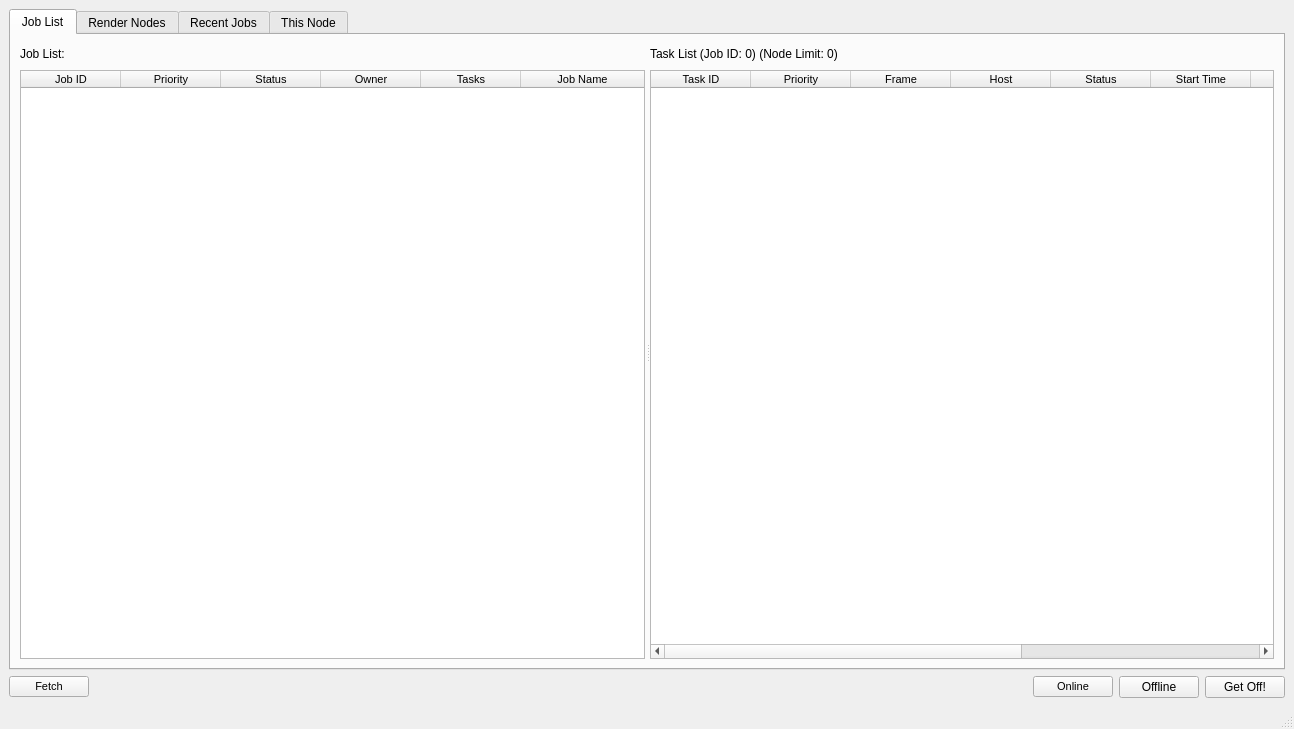
Before: the Qt Designer form ui/UI_FarmView.ui in david2777/DPS_Hydra, drawn with Qt 5.
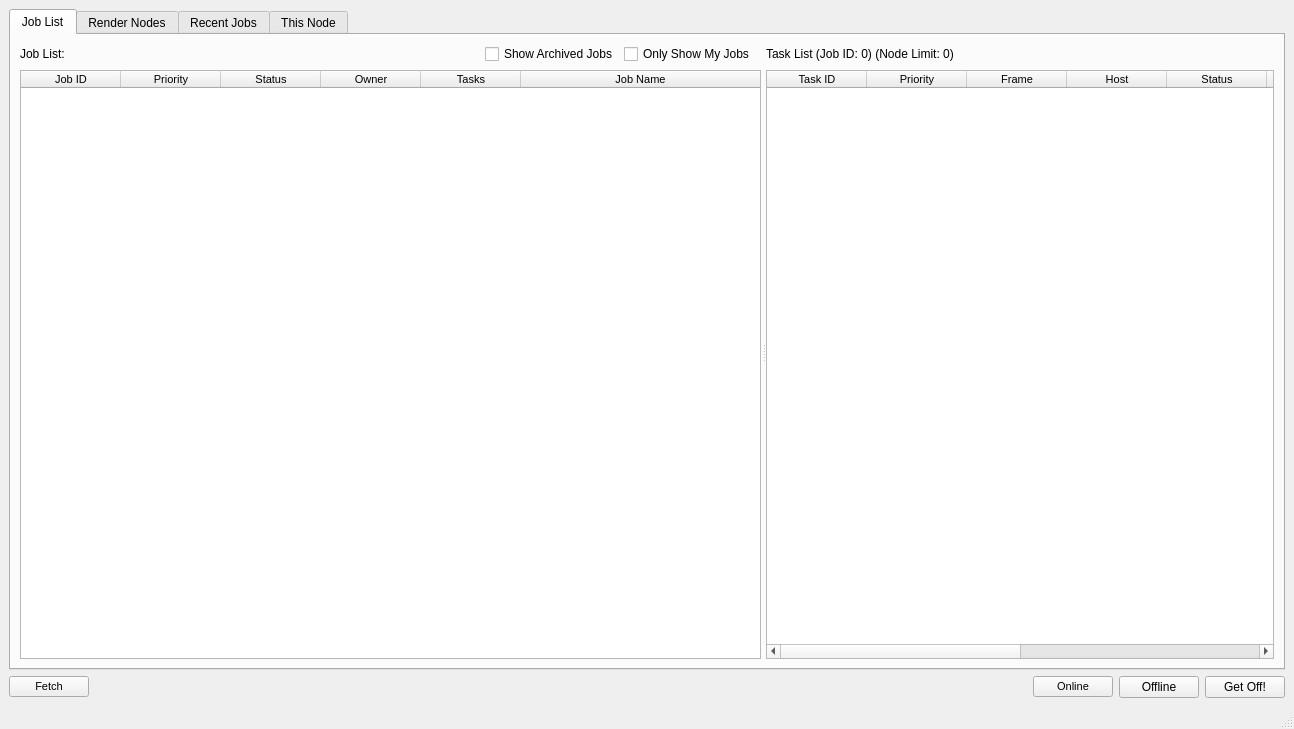
After: the same form once the commit is applied.

Commit message: Add checkboxes to FarmView UI

```diff
--- a/ui/UI_FarmView.ui
+++ b/ui/UI_FarmView.ui
@@ -126,20 +126,14 @@
             <property name="horizontalSpacing">
              <number>6</number>
             </property>
-            <item row="0" column="1" colspan="2">
-             <spacer name="horizontalSpacer_jobList">
-              <property name="orientation">
-               <enum>Qt::Horizontal</enum>
+            <item row="1" column="0">
+             <widget class="QLabel" name="jobTableLabel">
+              <property name="text">
+               <string>Job List:</string>
               </property>
-              <property name="sizeHint" stdset="0">
-               <size>
-                <width>40</width>
-                <height>20</height>
-               </size>
-              </property>
-             </spacer>
+             </widget>
             </item>
-            <item row="1" column="0" colspan="3">
+            <item row="2" column="0" colspan="5">
              <widget class="QTableWidget" name="jobTable">
               <property name="font">
                <font>
@@ -217,10 +211,30 @@
               </column>
              </widget>
             </item>
-            <item row="0" column="0">
-             <widget class="QLabel" name="jobTableLabel">
+            <item row="1" column="2">
+             <widget class="QCheckBox" name="archivedCheckBox">
               <property name="text">
-               <string>Job List:</string>
+               <string>Show Archived Jobs</string>
+              </property>
+             </widget>
+            </item>
+            <item row="1" column="1">
+             <spacer name="horizontalSpacer_jobList">
+              <property name="orientation">
+               <enum>Qt::Horizontal</enum>
+              </property>
+              <property name="sizeHint" stdset="0">
+               <size>
+                <width>40</width>
+                <height>20</height>
+               </size>
+              </property>
+             </spacer>
+            </item>
+            <item row="1" column="3">
+             <widget class="QCheckBox" name="userFilterCheckbox">
+              <property name="text">
+               <string>Only Show My Jobs</string>
               </property>
              </widget>
             </item>
```
Left out of the diff: 4 changed lines with no effect on the pictures. The commit also changes 2 other files.
